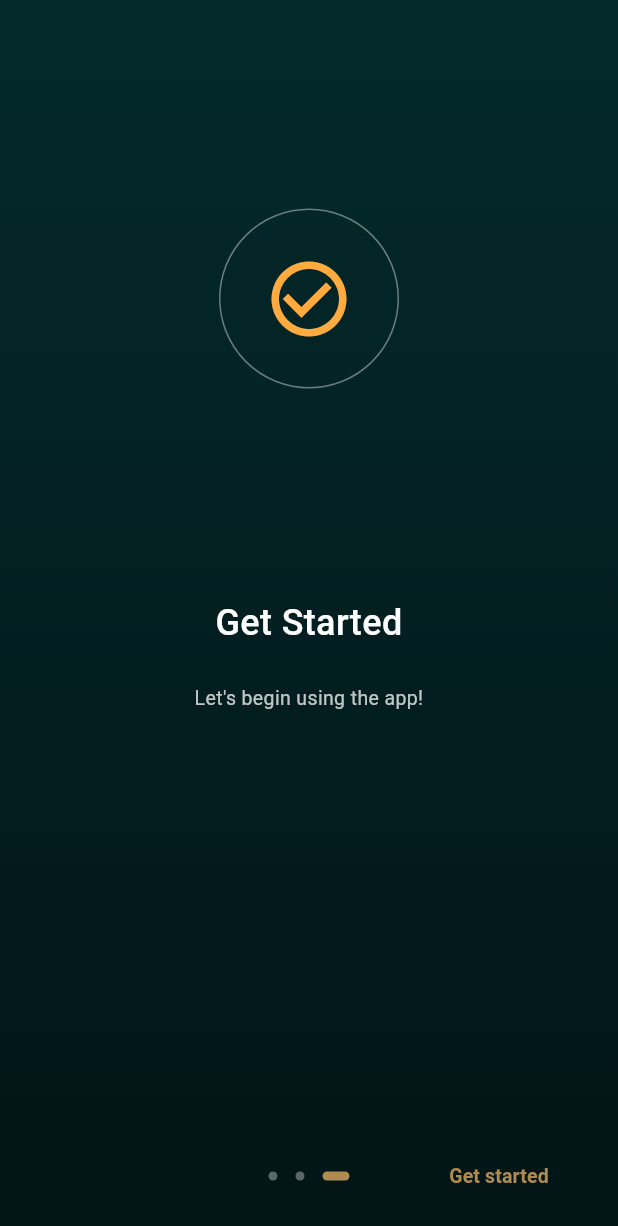
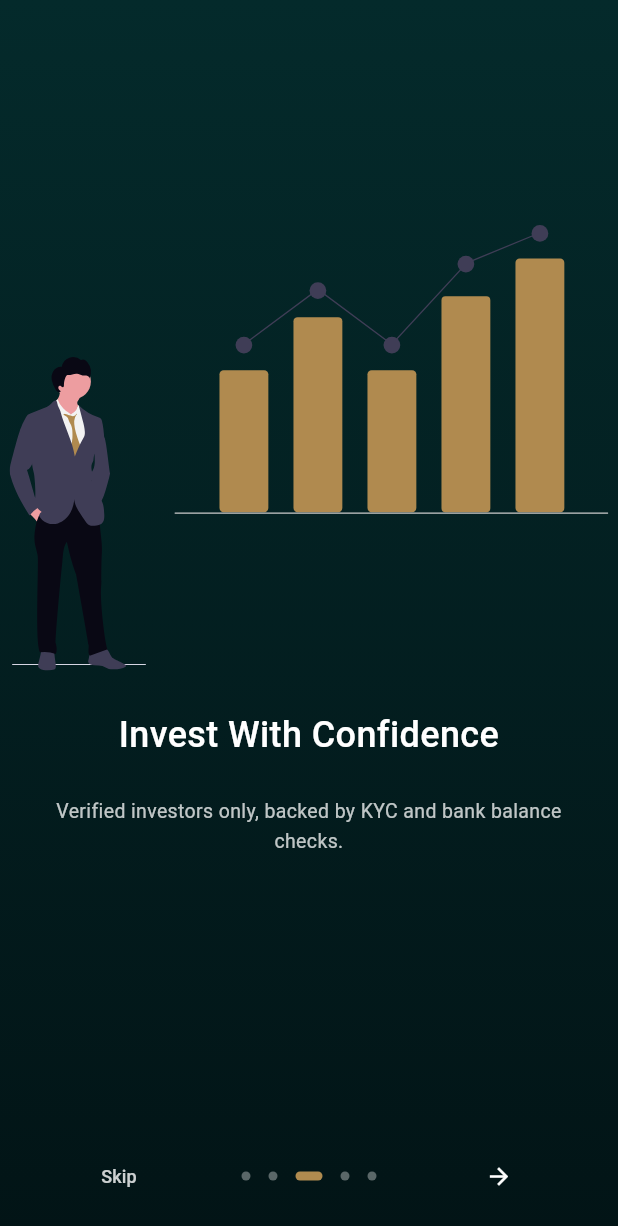
Before and after one commit to Dada6x/StepUP, a Flutter app: the OnBoardingPage screen opened directly, swiped to page 3, on a phone screen of 412 x 824 dp. Shown: the top 1226 px of the screen. Run offline on Flutter 3.47's test engine with Material 3 defaults, Android fonts, the phone set to English and light mode, and no system bars; drawn by our look-alikes of introduction_screen; our stand-ins replace connectivity_plus, dio, fancy_shimmer_image, file_picker, flutter_animate, flutter_screenutil and 10 more; missing offline and left inert: iconify_flutter_plus, veriff_flutter; network calls fail.

Commit message:
intro screens + KYC + bank Design

```diff
--- a/lib/kyc_page.dart
+++ b/lib/kyc_page.dart
@@ -1,5 +1,14 @@
 import 'package:flutter/material.dart';
 import 'package:flutter/services.dart';
+import 'package:iconify_flutter_plus/iconify_flutter_plus.dart';
+import 'package:iconify_flutter_plus/icons/arcticons.dart';
+import 'package:iconify_flutter_plus/icons/bi.dart';
+import 'package:iconify_flutter_plus/icons/bx.dart';
+import 'package:iconify_flutter_plus/icons/bxs.dart';
+import 'package:iconify_flutter_plus/icons/ci.dart';
+import 'package:iconify_flutter_plus/icons/mdi.dart';
+import 'package:iconify_flutter_plus/icons/ph.dart';
+import 'package:iconify_flutter_plus/icons/uil.dart';
 import 'package:kyc_test/main.dart';
 import 'package:kyc_test/presentation/pages/auth/bank_screen.dart';
 import 'package:kyc_test/presentation/pages/auth/commercial_register_screen.dart';
@@ -116,8 +125,8 @@ class _KycPageState extends State<KycPage> {
                       Row(
                         children: [
                           Container(
-                            height: 40,
-                            width: 40,
+                            height: 45,
+                            width: 45,
                             decoration: BoxDecoration(
                               color: const Color(0xFF0C3C3F),
                               borderRadius: BorderRadius.circular(12),
@@ -169,7 +178,7 @@ class _KycPageState extends State<KycPage> {
 
                       const _StepItem(
                         stepNumber: 1,
-                        icon: Icons.credit_card_outlined,
+                        icon: Iconify(Ci.id_card, color: Colors.white),
                         title: 'Scan your ID document',
                         subtitle:
                             'Use a valid government-issued ID such as a passport, ID card, or driver’s license.',
@@ -177,7 +186,7 @@ class _KycPageState extends State<KycPage> {
                       ),
                       const _StepItem(
                         stepNumber: 2,
-                        icon: Icons.photo_camera_outlined,
+                        icon: Iconify(Mdi.selfie_outline, color: Colors.white),
                         title: 'Take a selfie',
                         subtitle:
                             'Follow the on-screen instructions so Veriff can match your selfie with your document.',
@@ -185,7 +194,7 @@ class _KycPageState extends State<KycPage> {
                       ),
                       const _StepItem(
                         stepNumber: 3,
-                        icon: Icons.shield_outlined,
+                        icon: Iconify(Bx.brain, color: Colors.white),
                         title: 'Automatic verification',
                         subtitle:
                             'Veriff checks your document and selfie. Once done, we’ll continue your onboarding.',
@@ -268,22 +277,26 @@ class _KycPageState extends State<KycPage> {
                             child: Row(
                               mainAxisSize: MainAxisSize.min,
                               children: [
-                                // Optional: add Veriff logo asset (make sure you have it in assets)
-                                // Place a logo at assets/veriff.png and declare in pubspec.yaml
-                                SizedBox(
-                                  height: 20,
-                                  child: Image.asset(
-                                    'assets/veriff.png',
-                                    fit: BoxFit.contain,
-                                  ),
-                                ),
-                                const SizedBox(width: 8),
                                 const Text(
-                                  'Powered by Veriff',
+                                  'Powered by ',
                                   style: TextStyle(
                                     color: Colors.white70,
                                     fontSize: 13,
                                     fontWeight: FontWeight.w500,
+                                  ),
+                                ),
+                                const SizedBox(width: 8),
+                                SizedBox(
+                                  height: 35,
+                                  width: 90,
+                                  child: Padding(
+                                    padding: EdgeInsetsGeometry.only(
+                                      bottom: 10,
+                                    ),
+                                    child: Image.asset(
+                                      'assets/veriff.png',
+                                      fit: BoxFit.contain,
+                                    ),
                                   ),
                                 ),
                               ],
@@ -305,7 +318,7 @@ class _KycPageState extends State<KycPage> {
 
 class _StepItem extends StatelessWidget {
   final int stepNumber;
-  final IconData icon;
+  final Widget icon; // <-- was IconData
   final String title;
   final String subtitle;
   final bool isLast;
@@ -323,12 +336,12 @@ class _StepItem extends StatelessWidget {
     return Row(
       crossAxisAlignment: CrossAxisAlignment.start,
       children: [
-        // Number + line (same visual language as bank flow)
+        // Number + line
         Column(
           children: [
             Container(
-              height: 26,
-              width: 26,
+              height: 30,
+              width: 30,
               decoration: BoxDecoration(
                 shape: BoxShape.circle,
                 color: const Color(0xFFB08B4F),
@@ -351,7 +364,7 @@ class _StepItem extends StatelessWidget {
               ),
             ),
             if (!isLast) ...[
-              const SizedBox(height: 4),
+              const SizedBox(height: 15),
               Container(
                 width: 2,
                 height: 32,
@@ -374,7 +387,8 @@ class _StepItem extends StatelessWidget {
               children: [
                 Row(
                   children: [
-                    Icon(icon, color: Colors.white, size: 18),
+                    // use the widget directly
+                    icon,
                     const SizedBox(width: 6),
                     Flexible(
                       child: Text(
--- a/lib/main.dart
+++ b/lib/main.dart
@@ -4,6 +4,7 @@ import 'package:get/get.dart';
 import 'package:get_it/get_it.dart';
 import 'package:kyc_test/kyc_page.dart';
 import 'package:kyc_test/presentation/pages/auth/bank_screen.dart';
+import 'package:kyc_test/presentation/pages/introduction_screens/intro_screen.dart';
 import 'package:logger/logger.dart';
 import 'package:kyc_test/core/app/controller/app_controller.dart';
 import 'package:kyc_test/core/constants/themes/app_theme.dart';
@@ -74,7 +75,7 @@ class MyApp extends StatelessWidget {
           darkTheme: AppTheme.dark,
           themeMode: app.themeMode.value,
           // home: ObsidianSplashPage(),
-          home: KycPage(),
+          home: OnBoardingPage(),
         ),
       ),
     );
--- a/lib/presentation/pages/introduction_screens/intro_screen.dart
+++ b/lib/presentation/pages/introduction_screens/intro_screen.dart
@@ -1,4 +1,5 @@
 import 'package:flutter/material.dart';
+import 'package:flutter_svg/flutter_svg.dart';
 import 'package:get/get.dart';
 import 'package:introduction_screen/introduction_screen.dart';
 import 'package:kyc_test/presentation/pages/auth/login.dart';
@@ -9,10 +10,7 @@ class OnBoardingPage extends StatelessWidget {
   @override
   Widget build(BuildContext context) {
     const gradient = LinearGradient(
-      colors: [
-        Color(0xFF042A2B),
-        Color(0xFF021416),
-      ],
+      colors: [Color(0xFF042A2B), Color(0xFF021416)],
       begin: Alignment.topCenter,
       end: Alignment.bottomCenter,
     );
@@ -26,49 +24,74 @@ class OnBoardingPage extends StatelessWidget {
       bodyTextStyle: TextStyle(
         color: Colors.white.withOpacity(0.75),
         fontSize: 13,
+        height: 1.5,
       ),
-      contentMargin: const EdgeInsets.symmetric(horizontal: 24),
-      imagePadding: const EdgeInsets.only(top: 40, bottom: 24),
-      pageColor: Colors.transparent, // important for gradient to show
+      contentMargin: const EdgeInsets.symmetric(horizontal: 25),
+      imagePadding: const EdgeInsets.only(bottom: 10),
+      pageColor: Colors.transparent,
     );
 
     return Scaffold(
       body: Container(
         decoration: const BoxDecoration(gradient: gradient),
         child: SafeArea(
+          child: Padding(
+            // 👇 pushes ALL the onboarding content a bit downward
+            padding: const EdgeInsets.only(top: 150),
             child: IntroductionScreen(
               globalBackgroundColor: Colors.transparent,
+              hideBottomOnKeyboard: true,
+
               pages: [
+                // 1) Welcome
                 PageViewModel(
-                title: "Welcome",
-                body: "This is the first introduction screen.",
-                image: const _OnboardingIcon(
-                  icon: Icons.home,
-                  color: Color(0xFFB08B4F),
+                  title: "Welcome to StepUp",
+                  body:
+                      "The hub where founders, investors and mentors move faster together.",
+                  image: const _OnboardingSvg(
+                    assetPath: 'assets/realWelcome.svg',
                   ),
                   decoration: pageDecoration,
                 ),
+
+                // 2) For Startups
                 PageViewModel(
-                title: "Easy to Use",
-                body: "Quick onboarding for your users.",
-                image: const _OnboardingIcon(
-                  icon: Icons.touch_app,
-                  color: Colors.greenAccent,
-                ),
+
+                  title: "Boost Your Startup",
+                  body:
+                      "Show your startup, get feedback, and prepare for real investment.",
+                  image: const _OnboardingSvg(assetPath: 'assets/boost.svg',),
                   decoration: pageDecoration,
                 ),
+
+                // 3) For Investors (KYC + banking)
                 PageViewModel(
-                title: "Get Started",
-                body: "Let's begin using the app!",
-                image: const _OnboardingIcon(
-                  icon: Icons.check_circle_outline,
-                  color: Colors.orangeAccent,
+                  title: "Invest With Confidence",
+                  body:
+                      "Verified investors only, backed by KYC and bank balance checks.",
+                  image: const _OnboardingSvg(assetPath: 'assets/invest.svg'),
+                  decoration: pageDecoration,
                 ),
+
+                // 4) For Mentors
+                PageViewModel(
+                  title: "Mentor With Impact",
+                  body:
+                      "Share your experience and help founders avoid the mistakes you’ve seen.",
+                  image: const _OnboardingSvg(assetPath: 'assets/mentor.svg'),
+                  decoration: pageDecoration,
+                ),
+
+                // 5) Security & KYC
+                PageViewModel(
+                  title: "Trusted & Secure",
+                  body:
+                      "StepUp keeps your identity and data safe while you focus on growth.",
+                  image: const _OnboardingSvg(assetPath: 'assets/secure.svg'),
                   decoration: pageDecoration,
                 ),
               ],
 
-            // Navigation buttons styled like your auth UI
               showSkipButton: true,
               skip: Text(
                 "Skip",
@@ -109,38 +132,24 @@ class OnBoardingPage extends StatelessWidget {
             ),
           ),
         ),
+      ),
     );
   }
 }
 
-/// Little helper widget so icons look more "designed"
-class _OnboardingIcon extends StatelessWidget {
-  final IconData icon;
-  final Color color;
+/// SVG helper widget for onboarding illustrations (no circle)
+class _OnboardingSvg extends StatelessWidget {
+  final String assetPath;
 
-  const _OnboardingIcon({
-    super.key,
-    required this.icon,
-    required this.color,
-  });
+  const _OnboardingSvg({super.key, required this.assetPath});
 
   @override
   Widget build(BuildContext context) {
     return Center(
-      child: Container(
-        width: 120,
-        height: 120,
-        decoration: BoxDecoration(
-          shape: BoxShape.circle,
-          border: Border.all(
-            color: Colors.white.withOpacity(0.4),
-          ),
-        ),
-        child: Icon(
-          icon,
-          size: 60,
-          color: color,
-        ),
+      child: SizedBox(
+        height: 500,
+        width: 500,
+        child: SvgPicture.asset(assetPath, fit: BoxFit.contain),
       ),
     );
   }
```
Also changed, not shown: assets/boost.svg (added), assets/bss_man.svg (added), assets/bss_woman.svg (added), assets/busy.svg (added), assets/call.svg (added), assets/finance.svg (added), assets/invest.svg (added), assets/meeting.svg (added), assets/mentor.svg (added), assets/realWelcome.svg (added), assets/secure.svg (added), assets/startup.svg (added), assets/user.svg (added), assets/veriff.png (added), 1 more files. Lines whose indentation alone changed are shown as unchanged.
